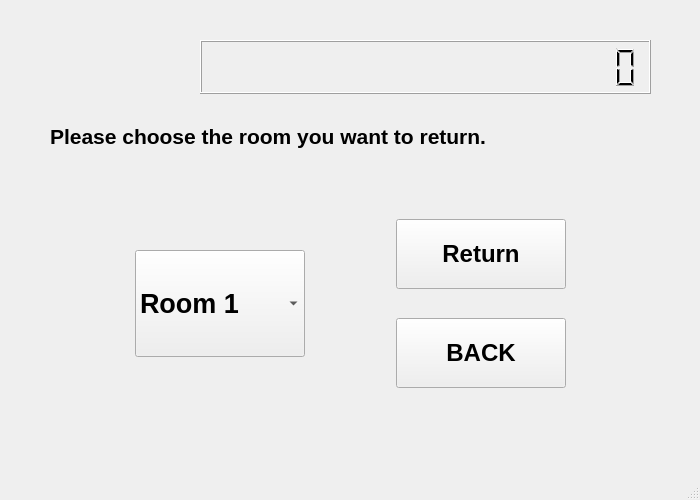
Old version of the form Qt_UI_Display/mainwindow.ui in the repository Kim-J-P/2022ESWContest_free_1106.
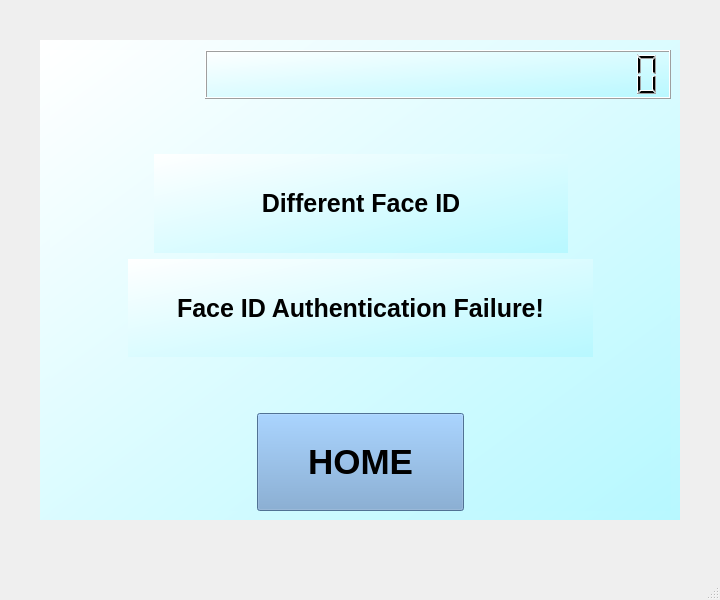
New version of the form.

Patch:
```diff
--- a/Qt_UI_Display/mainwindow.ui
+++ b/Qt_UI_Display/mainwindow.ui
@@ -2,29 +2,89 @@
 <ui version="4.0">
  <class>MainWindow</class>
  <widget class="QMainWindow" name="MainWindow">
+  <property name="enabled">
+   <bool>true</bool>
+  </property>
   <property name="geometry">
    <rect>
     <x>0</x>
     <y>0</y>
-    <width>700</width>
-    <height>500</height>
+    <width>720</width>
+    <height>600</height>
    </rect>
   </property>
   <property name="windowTitle">
    <string>MainWindow</string>
   </property>
   <widget class="QWidget" name="centralwidget">
+   <property name="sizePolicy">
+    <sizepolicy hsizetype="Preferred" vsizetype="Preferred">
+     <horstretch>0</horstretch>
+     <verstretch>0</verstretch>
+    </sizepolicy>
+   </property>
+   <property name="maximumSize">
+    <size>
+     <width>1000</width>
+     <height>856</height>
+    </size>
+   </property>
    <widget class="QStackedWidget" name="stackedWidget">
+    <property name="enabled">
+     <bool>true</bool>
+    </property>
     <property name="geometry">
      <rect>
-      <x>20</x>
-      <y>20</y>
-      <width>661</width>
-      <height>421</height>
+      <x>40</x>
+      <y>40</y>
+      <width>640</width>
+      <height>480</height>
      </rect>
     </property>
+    <property name="sizePolicy">
+     <sizepolicy hsizetype="Preferred" vsizetype="Preferred">
+      <horstretch>0</horstretch>
+      <verstretch>0</verstretch>
+     </sizepolicy>
+    </property>
+    <property name="minimumSize">
+     <size>
+      <width>0</width>
+      <height>0</height>
+     </size>
+    </property>
+    <property name="maximumSize">
+     <size>
+      <width>16777215</width>
+      <height>16777215</height>
+     </size>
+    </property>
+    <property name="sizeIncrement">
+     <size>
+      <width>0</width>
+      <height>0</height>
+     </size>
+    </property>
+    <property name="baseSize">
+     <size>
+      <width>0</width>
+      <height>0</height>
+     </size>
+    </property>
+    <property name="mouseTracking">
+     <bool>true</bool>
+    </property>
+    <property name="autoFillBackground">
+     <bool>false</bool>
+    </property>
+    <property name="styleSheet">
+     <string notr="true">background-color: qlineargradient(spread:pad, x1:1, y1:1, x2:0, y2:0, stop:0 rgba(183, 248, 255, 255), stop:1 rgba(255, 255, 255, 255));</string>
+    </property>
+    <property name="locale">
+     <locale language="Korean" country="NorthKorea"/>
+    </property>
     <property name="currentIndex">
-     <number>2</number>
+     <number>5</number>
     </property>
     <widget class="QWidget" name="Page1Welcome">
      <widget class="QWidget" name="layoutWidget">
@@ -680,16 +740,16 @@
      </widget>
     </widget>
     <widget class="QWidget" name="Page3Return">
-     <widget class="QWidget" name="layoutWidget">
+     <widget class="QWidget" name="verticalLayoutWidget_5">
       <property name="geometry">
        <rect>
-        <x>30</x>
-        <y>20</y>
-        <width>601</width>
-        <height>371</height>
+        <x>0</x>
+        <y>10</y>
+        <width>631</width>
+        <height>461</height>
        </rect>
       </property>
-      <layout class="QVBoxLayout" name="verticalLayout_5" stretch="2,0,2,1,8">
+      <layout class="QVBoxLayout" name="verticalLayout_7" stretch="2,1,2,1,8">
        <item>
         <layout class="QHBoxLayout" name="horizontalLayout_11" stretch="1,3">
          <item>
@@ -722,7 +782,7 @@
          <property name="sizeHint" stdset="0">
           <size>
            <width>20</width>
-           <height>10</height>
+           <height>13</height>
           </size>
          </property>
         </spacer>
@@ -734,7 +794,7 @@
            <property name="font">
             <font>
              <family>Ubuntu</family>
-             <pointsize>16</pointsize>
+             <pointsize>19</pointsize>
              <weight>75</weight>
              <bold>true</bold>
             </font>
@@ -773,7 +833,7 @@
         </spacer>
        </item>
        <item>
-        <layout class="QHBoxLayout" name="horizontalLayout_13" stretch="1,2,1,2,1">
+        <layout class="QHBoxLayout" name="horizontalLayout_13" stretch="1,3,1,3,1">
          <item>
           <spacer name="horizontalSpacer_22">
            <property name="orientation">
@@ -813,11 +873,14 @@
              <property name="font">
               <font>
                <family>Ubuntu</family>
-               <pointsize>20</pointsize>
+               <pointsize>26</pointsize>
                <weight>75</weight>
                <bold>true</bold>
               </font>
              </property>
+             <property name="styleSheet">
+              <string notr="true">background-color: rgb(255, 255, 255);</string>
+             </property>
              <item>
               <property name="text">
                <string>Room 1</string>
@@ -859,7 +922,7 @@
           </spacer>
          </item>
          <item>
-          <layout class="QVBoxLayout" name="verticalLayout_4" stretch="1,3,1,3,1">
+          <layout class="QVBoxLayout" name="verticalLayout_4" stretch="1,3,2,2,1">
            <item>
             <spacer name="verticalSpacer_6">
              <property name="orientation">
@@ -884,14 +947,24 @@
              <property name="font">
               <font>
                <family>Ubuntu</family>
-               <pointsize>18</pointsize>
+               <pointsize>26</pointsize>
                <weight>75</weight>
                <bold>true</bold>
               </font>
              </property>
+             <property name="styleSheet">
+              <string notr="true">background-color: rgb(18, 127, 145);
+color: rgb(255, 255, 255);</string>
+             </property>
              <property name="text">
               <string>Return</string>
              </property>
+             <property name="default">
+              <bool>false</bool>
+             </property>
+             <property name="flat">
+              <bool>false</bool>
+             </property>
             </widget>
            </item>
            <item>
@@ -918,11 +991,14 @@
              <property name="font">
               <font>
                <family>Ubuntu</family>
-               <pointsize>18</pointsize>
+               <pointsize>26</pointsize>
                <weight>75</weight>
                <bold>true</bold>
               </font>
              </property>
+             <property name="styleSheet">
+              <string notr="true">background-color: rgb(114, 159, 207);</string>
+             </property>
              <property name="text">
               <string>BACK</string>
              </property>
@@ -944,7 +1020,7 @@
           </layout>
          </item>
          <item>
-          <spacer name="horizontalSpacer_21">
+          <spacer name="horizontalSpacer_32">
            <property name="orientation">
             <enum>Qt::Horizontal</enum>
            </property>
@@ -971,7 +1047,7 @@
         <height>371</height>
        </rect>
       </property>
-      <layout class="QVBoxLayout" name="verticalLayout_8" stretch="2,3,2,3,2">
+      <layout class="QVBoxLayout" name="verticalLayout_5" stretch="1,1,4,1,2">
        <item>
         <layout class="QHBoxLayout" name="horizontalLayout_14" stretch="1,3">
          <item>
@@ -1079,7 +1155,7 @@
          <property name="sizeHint" stdset="0">
           <size>
            <width>20</width>
-           <height>78</height>
+           <height>40</height>
           </size>
          </property>
         </spacer>
@@ -1283,6 +1359,230 @@
             <string>BACK</string>
            </property>
           </widget>
+         </item>
+         <item>
+          <spacer name="horizontalSpacer_33">
+           <property name="orientation">
+            <enum>Qt::Horizontal</enum>
+           </property>
+           <property name="sizeHint" stdset="0">
+            <size>
+             <width>40</width>
+             <height>20</height>
+            </size>
+           </property>
+          </spacer>
+         </item>
+        </layout>
+       </item>
+      </layout>
+     </widget>
+    </widget>
+    <widget class="QWidget" name="Page6ReturnFailed">
+     <widget class="QWidget" name="verticalLayoutWidget_6">
+      <property name="geometry">
+       <rect>
+        <x>10</x>
+        <y>10</y>
+        <width>621</width>
+        <height>461</height>
+       </rect>
+      </property>
+      <layout class="QVBoxLayout" name="verticalLayout_8" stretch="1,1,2,2,1,2">
+       <item>
+        <layout class="QHBoxLayout" name="horizontalLayout_20" stretch="1,3">
+         <item>
+          <spacer name="horizontalSpacer_34">
+           <property name="orientation">
+            <enum>Qt::Horizontal</enum>
+           </property>
+           <property name="sizeHint" stdset="0">
+            <size>
+             <width>40</width>
+             <height>20</height>
+            </size>
+           </property>
+          </spacer>
+         </item>
+         <item>
+          <widget class="QLCDNumber" name="pLCDClock6">
+           <property name="digitCount">
+            <number>20</number>
+           </property>
+          </widget>
+         </item>
+        </layout>
+       </item>
+       <item>
+        <spacer name="verticalSpacer_21">
+         <property name="orientation">
+          <enum>Qt::Vertical</enum>
+         </property>
+         <property name="sizeHint" stdset="0">
+          <size>
+           <width>20</width>
+           <height>40</height>
+          </size>
+         </property>
+        </spacer>
+       </item>
+       <item>
+        <layout class="QHBoxLayout" name="horizontalLayout_21" stretch="1,4,1">
+         <item>
+          <spacer name="horizontalSpacer_35">
+           <property name="orientation">
+            <enum>Qt::Horizontal</enum>
+           </property>
+           <property name="sizeHint" stdset="0">
+            <size>
+             <width>40</width>
+             <height>20</height>
+            </size>
+           </property>
+          </spacer>
+         </item>
+         <item>
+          <widget class="QLabel" name="label_9">
+           <property name="font">
+            <font>
+             <pointsize>19</pointsize>
+             <weight>75</weight>
+             <bold>true</bold>
+            </font>
+           </property>
+           <property name="text">
+            <string>Different Face ID</string>
+           </property>
+           <property name="alignment">
+            <set>Qt::AlignCenter</set>
+           </property>
+          </widget>
+         </item>
+         <item>
+          <spacer name="horizontalSpacer_36">
+           <property name="orientation">
+            <enum>Qt::Horizontal</enum>
+           </property>
+           <property name="sizeHint" stdset="0">
+            <size>
+             <width>40</width>
+             <height>20</height>
+            </size>
+           </property>
+          </spacer>
+         </item>
+        </layout>
+       </item>
+       <item>
+        <layout class="QHBoxLayout" name="horizontalLayout_22" stretch="1,6,1">
+         <item>
+          <spacer name="horizontalSpacer_37">
+           <property name="orientation">
+            <enum>Qt::Horizontal</enum>
+           </property>
+           <property name="sizeHint" stdset="0">
+            <size>
+             <width>40</width>
+             <height>20</height>
+            </size>
+           </property>
+          </spacer>
+         </item>
+         <item>
+          <widget class="QLabel" name="label_10">
+           <property name="font">
+            <font>
+             <pointsize>19</pointsize>
+             <weight>75</weight>
+             <bold>true</bold>
+            </font>
+           </property>
+           <property name="text">
+            <string>Face ID Authentication Failure!</string>
+           </property>
+           <property name="alignment">
+            <set>Qt::AlignCenter</set>
+           </property>
+          </widget>
+         </item>
+         <item>
+          <spacer name="horizontalSpacer_38">
+           <property name="orientation">
+            <enum>Qt::Horizontal</enum>
+           </property>
+           <property name="sizeHint" stdset="0">
+            <size>
+             <width>40</width>
+             <height>20</height>
+            </size>
+           </property>
+          </spacer>
+         </item>
+        </layout>
+       </item>
+       <item>
+        <spacer name="verticalSpacer_22">
+         <property name="orientation">
+          <enum>Qt::Vertical</enum>
+         </property>
+         <property name="sizeHint" stdset="0">
+          <size>
+           <width>20</width>
+           <height>40</height>
+          </size>
+         </property>
+        </spacer>
+       </item>
+       <item>
+        <layout class="QHBoxLayout" name="horizontalLayout_23" stretch="1,1,1">
+         <item>
+          <spacer name="horizontalSpacer_39">
+           <property name="orientation">
+            <enum>Qt::Horizontal</enum>
+           </property>
+           <property name="sizeHint" stdset="0">
+            <size>
+             <width>40</width>
+             <height>20</height>
+            </size>
+           </property>
+          </spacer>
+         </item>
+         <item>
+          <widget class="QPushButton" name="pPBBack_RtnFail">
+           <property name="sizePolicy">
+            <sizepolicy hsizetype="Minimum" vsizetype="Minimum">
+             <horstretch>0</horstretch>
+             <verstretch>0</verstretch>
+            </sizepolicy>
+           </property>
+           <property name="font">
+            <font>
+             <pointsize>26</pointsize>
+             <weight>75</weight>
+             <bold>true</bold>
+            </font>
+           </property>
+           <property name="styleSheet">
+            <string notr="true">background-color: rgb(114, 159, 207);</string>
+           </property>
+           <property name="text">
+            <string>HOME</string>
+           </property>
+          </widget>
+         </item>
+         <item>
+          <spacer name="horizontalSpacer_40">
+           <property name="orientation">
+            <enum>Qt::Horizontal</enum>
+           </property>
+           <property name="sizeHint" stdset="0">
+            <size>
+             <width>40</width>
+             <height>20</height>
+            </size>
+           </property>
+          </spacer>
          </item>
         </layout>
        </item>
```
Left out of the diff: 317 changed lines with no effect on the pictures.
